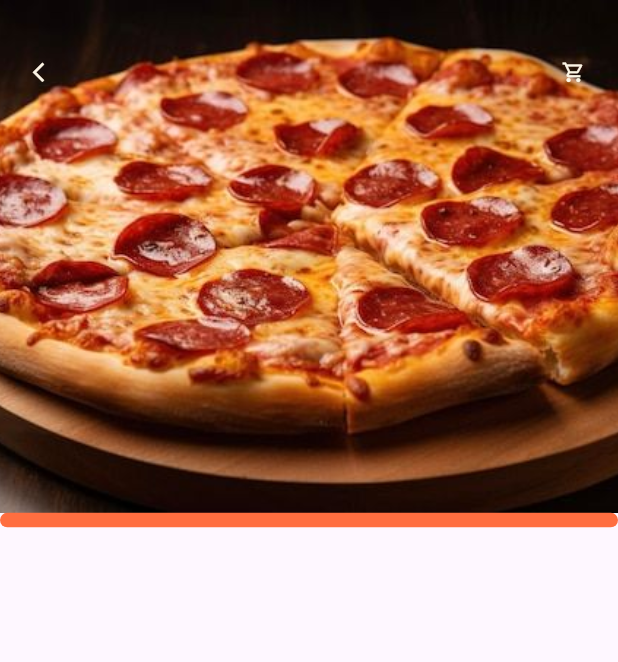
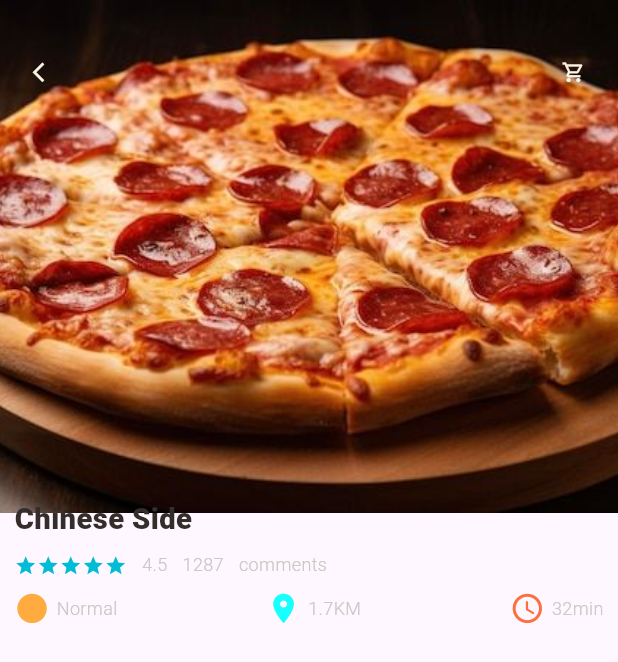
Before and after one commit to Kaser-slaiby/food_delivery, a Flutter app: the screen it shows after launch, on a phone screen of 412 x 824 dp. Shown: the top 662 px of the screen. Run offline on Flutter 3.47's test engine with Material 3 defaults, Android fonts, the phone set to English and light mode, and no system bars; our stand-ins replace dots_indicator, get.

Commit message:
modified positioned (add Column)

```diff
--- a/lib/pages/food/popular_food_detail.dart
+++ b/lib/pages/food/popular_food_detail.dart
@@ -1,7 +1,10 @@
 import 'package:flutter/material.dart';
 import 'package:food_delivery/utils/dimensions.dart';
 
+import '../../widgets/ big_text.dart';
 import '../../widgets/app_icon.dart';
+import '../../widgets/icon_and_text_widget.dart';
+import '../../widgets/small_text.dart';
 
 class PopularFoodDetail extends StatelessWidget {
   const PopularFoodDetail({super.key});
@@ -40,7 +43,8 @@ class PopularFoodDetail extends StatelessWidget {
           Positioned(
             left: 0,
             right: 0,
-            top: Dimensions.popularFoodImgSize,
+            bottom: 0,
+            top: Dimensions.popularFoodImgSize - 20,
             child: Container(
               padding: EdgeInsets.only(
                 left: Dimensions.width20,
@@ -49,7 +53,67 @@ class PopularFoodDetail extends StatelessWidget {
               ),
               decoration: BoxDecoration(
                 borderRadius: BorderRadius.circular(Dimensions.radius20),
-                color: Colors.deepOrangeAccent,
+                // color: Colors.white,
+              ),
+              child: Column(
+                crossAxisAlignment: CrossAxisAlignment.start,
+                children: [
+                  BigText(text: "Chinese Side"),
+                  SizedBox(
+                    height: Dimensions.height10,
+                  ),
+                  Row(
+                    children: [
+                      Wrap(
+                        children: List.generate(5, (index) {
+                          return Icon(
+                            Icons.star,
+                            color: Colors.cyan,
+                            size: 15,
+                          );
+                        }),
+                      ),
+                      SizedBox(
+                        width: 10,
+                      ),
+                      SmallText(text: "4.5"),
+                      SizedBox(
+                        width: 10,
+                      ),
+                      SmallText(text: "1287"),
+                      SizedBox(
+                        width: 10,
+                      ),
+                      SmallText(text: "comments"),
+                    ],
+                  ),
+                  SizedBox(
+                    height: Dimensions.height10,
+                  ),
+                  Row(
+                    mainAxisAlignment: MainAxisAlignment.spaceBetween,
+                    children: [
+                      IconAndTextWidget(
+                          icon: Icons.circle_sharp,
+                          text: "Normal",
+                          iconColor: Colors.orangeAccent),
+                      // SizedBox(
+                      //   width: 20,
+                      // ),
+                      IconAndTextWidget(
+                          icon: Icons.location_on,
+                          text: "1.7KM",
+                          iconColor: Colors.cyanAccent),
+                      // SizedBox(
+                      //   width: 20,
+                      // ),
+                      IconAndTextWidget(
+                          icon: Icons.access_time_rounded,
+                          text: "32min",
+                          iconColor: Colors.deepOrangeAccent),
+                    ],
+                  ),
+                ],
               ),
             ),
           )
```
